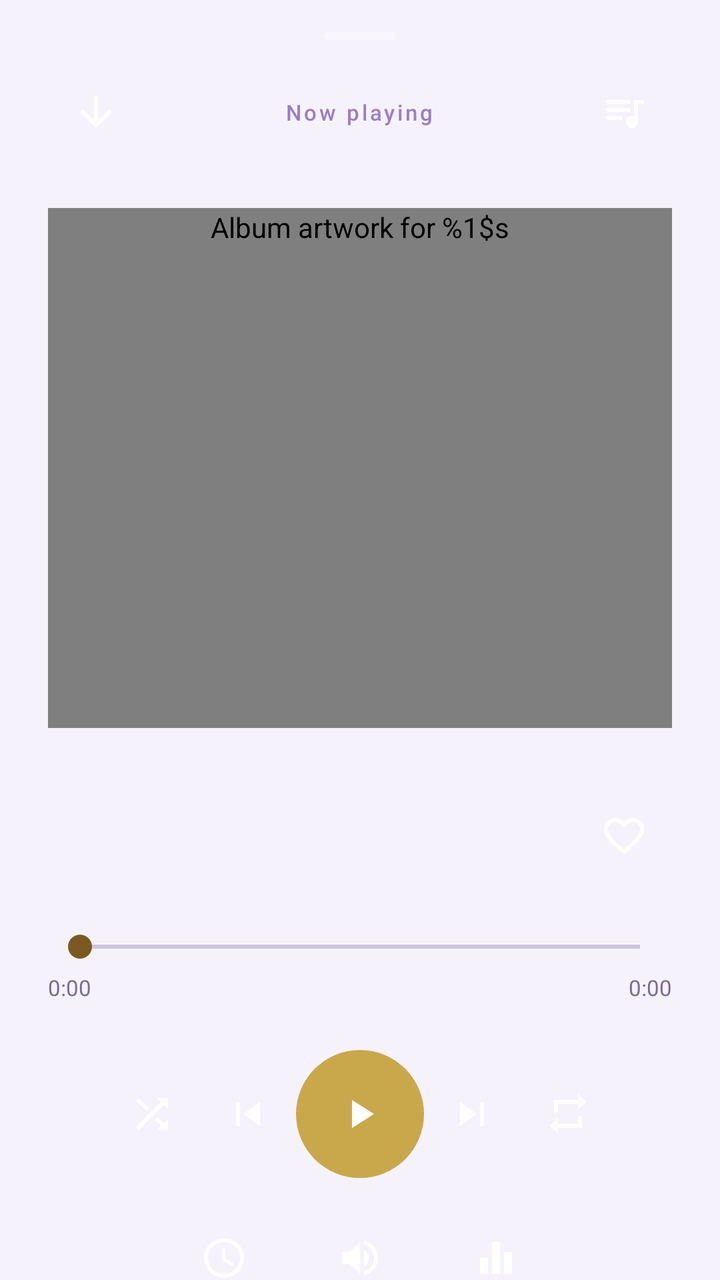
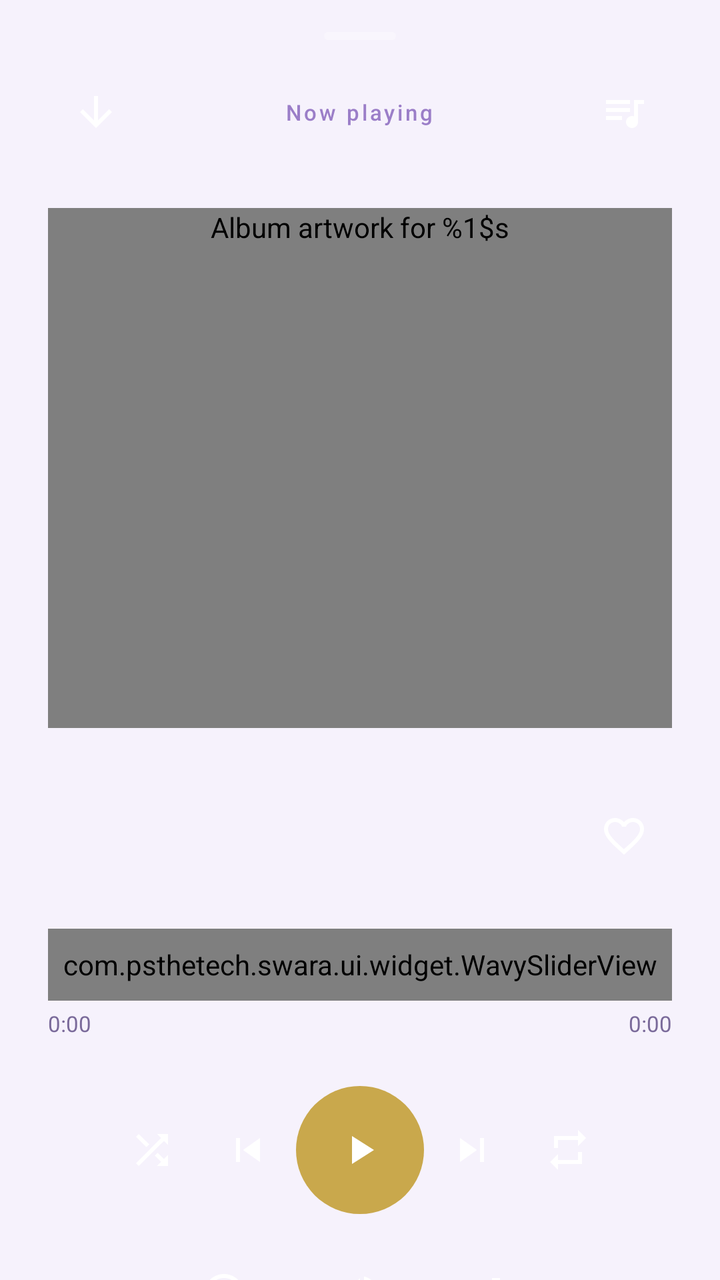

Compare the two renders of this Android layout. The source of the first and the diff that turns it into the second are given below.
<!-- AndroidManifest.xml: application theme Theme.Swara -->
<!-- res/layout/fragment_now_playing.xml -->
<?xml version="1.0" encoding="utf-8"?>
<androidx.core.widget.NestedScrollView xmlns:android="http://schemas.android.com/apk/res/android"
    xmlns:app="http://schemas.android.com/apk/res-auto"
    android:layout_width="match_parent"
    android:layout_height="match_parent"
    android:fillViewport="true">
<LinearLayout
    android:layout_width="match_parent"
    android:layout_height="wrap_content"
    android:orientation="vertical"
    android:background="@android:color/transparent"
    android:paddingHorizontal="@dimen/dp_24"
    android:paddingTop="@dimen/dp_16"
    android:paddingBottom="@dimen/dp_24">

    
    <View
        android:id="@+id/dragHandle"
        android:layout_width="36dp"
        android:layout_height="4dp"
        android:layout_gravity="center_horizontal"
        android:layout_marginBottom="12dp"
        android:background="@drawable/shape_drag_handle" />

    
    <LinearLayout
        android:layout_width="match_parent"
        android:layout_height="wrap_content"
        android:orientation="horizontal"
        android:gravity="center_vertical"
        android:paddingBottom="@dimen/dp_16">

        
        <ImageView
            android:id="@+id/btnCollapse"
            android:layout_width="@dimen/btn_min_touch_target"
            android:layout_height="@dimen/btn_min_touch_target"
            android:src="@drawable/ic_arrow_back"
            android:scaleType="center"
            android:background="@drawable/ripple_circle"
            android:rotation="-90"
            android:contentDescription="@string/close" />

        <View android:layout_width="0dp" android:layout_height="0dp" android:layout_weight="1" />

        <TextView
            android:id="@+id/nowPlayingHeader"
            android:layout_width="wrap_content"
            android:layout_height="wrap_content"
            android:text="@string/now_playing"
            android:textSize="@dimen/text_label_md"
            android:textColor="@color/swara_text_secondary"
            android:fontFamily="sans-serif-medium"
            android:letterSpacing="0.12" />

        <View android:layout_width="0dp" android:layout_height="0dp" android:layout_weight="1" />

        
        <ImageView
            android:id="@+id/btnQueue"
            android:layout_width="@dimen/btn_min_touch_target"
            android:layout_height="@dimen/btn_min_touch_target"
            android:src="@drawable/ic_queue_music"
            android:scaleType="center"
            android:background="@drawable/ripple_circle"
            android:contentDescription="@string/queue" />

    </LinearLayout>

    
    
    <com.psthetech.swara.ui.widget.CircularArtworkView
        android:id="@+id/circularArtworkView"
        android:layout_width="match_parent"
        android:layout_height="wrap_content"
        android:layout_gravity="center_horizontal"
        android:layout_marginTop="@dimen/dp_8"
        android:layout_marginBottom="@dimen/dp_4"
        android:contentDescription="@string/cd_album_art"
        android:minWidth="260dp"
        android:minHeight="260dp"
        android:focusable="true"
        android:clickable="true" />

    
    <Space
        android:id="@+id/artworkSpacer"
        android:layout_width="0dp"
        android:layout_height="0dp" />

    
    <LinearLayout
        android:layout_width="match_parent"
        android:layout_height="wrap_content"
        android:orientation="horizontal"
        android:gravity="center_vertical"
        android:layout_marginTop="@dimen/dp_24">

        <LinearLayout
            android:layout_width="0dp"
            android:layout_height="wrap_content"
            android:layout_weight="1"
            android:orientation="vertical">

            <TextView
                android:id="@+id/tvTitle"
                android:layout_width="match_parent"
                android:layout_height="wrap_content"
                android:textSize="@dimen/text_headline_md"
                android:textColor="@color/swara_text_primary"
                android:fontFamily="sans-serif-medium"
                android:maxLines="1"
                android:ellipsize="end" />

            <TextView
                android:id="@+id/tvArtist"
                android:layout_width="match_parent"
                android:layout_height="wrap_content"
                android:textSize="@dimen/text_body_md"
                android:textColor="@color/swara_text_secondary"
                android:layout_marginTop="@dimen/dp_4"
                android:maxLines="1"
                android:ellipsize="end" />

        </LinearLayout>

        
        <ImageView
            android:id="@+id/btnFavorite"
            android:layout_width="@dimen/btn_min_touch_target"
            android:layout_height="@dimen/btn_min_touch_target"
            android:src="@drawable/ic_favorite_border"
            android:scaleType="center"
            android:background="@drawable/ripple_circle"
            android:contentDescription="@string/cd_favorite_empty" />

    </LinearLayout>

    
    <SeekBar
        android:id="@+id/seekBar"
        android:layout_width="match_parent"
        android:layout_height="wrap_content"
        android:layout_marginTop="@dimen/dp_20" />

    
    <LinearLayout
        android:layout_width="match_parent"
        android:layout_height="wrap_content"
        android:orientation="horizontal"
        android:layout_marginTop="@dimen/dp_4">

        <TextView
            android:id="@+id/tvCurrentTime"
            android:layout_width="wrap_content"
            android:layout_height="wrap_content"
            android:text="0:00"
            android:textSize="@dimen/text_label_md"
            android:textColor="@color/swara_text_dim" />

        <View android:layout_width="0dp" android:layout_height="0dp" android:layout_weight="1" />

        <TextView
            android:id="@+id/tvTotalTime"
            android:layout_width="wrap_content"
            android:layout_height="wrap_content"
            android:text="0:00"
            android:textSize="@dimen/text_label_md"
            android:textColor="@color/swara_text_dim" />

    </LinearLayout>

    
    <LinearLayout
        android:layout_width="match_parent"
        android:layout_height="wrap_content"
        android:orientation="horizontal"
        android:gravity="center"
        android:layout_marginTop="@dimen/dp_24">

        
        <ImageView
            android:id="@+id/btnShuffle"
            android:layout_width="48dp"
            android:layout_height="48dp"
            android:src="@drawable/ic_shuffle"
            android:scaleType="center"
            android:background="@drawable/ripple_circle"
            android:contentDescription="@string/shuffle" />

        
        <ImageView
            android:id="@+id/btnPrevious"
            android:layout_width="@dimen/btn_secondary_size"
            android:layout_height="@dimen/btn_secondary_size"
            android:src="@drawable/ic_skip_prev"
            android:scaleType="center"
            android:background="@drawable/ripple_circle"
            android:contentDescription="@string/previous" />

        
            <ImageView
                android:id="@+id/btnPlayPause"
                android:layout_width="64dp"
                android:layout_height="64dp"
                android:padding="16dp"
                android:background="@drawable/bg_play_button"
                android:src="@drawable/ic_play"
                android:scaleType="center"
                android:contentDescription="@string/play_pause" />


        
        <ImageView
            android:id="@+id/btnNext"
            android:layout_width="@dimen/btn_secondary_size"
            android:layout_height="@dimen/btn_secondary_size"
            android:src="@drawable/ic_skip_next"
            android:scaleType="center"
            android:background="@drawable/ripple_circle"
            android:contentDescription="@string/next" />

        
        <ImageView
            android:id="@+id/btnRepeat"
            android:layout_width="48dp"
            android:layout_height="48dp"
            android:src="@drawable/ic_repeat"
            android:scaleType="center"
            android:background="@drawable/ripple_circle"
            android:contentDescription="@string/repeat" />

    </LinearLayout>

    
    <LinearLayout
        android:layout_width="match_parent"
        android:layout_height="wrap_content"
        android:orientation="horizontal"
        android:gravity="center"
        android:layout_marginTop="@dimen/dp_16">

        
        <ImageView
            android:id="@+id/btnSleepTimer"
            android:layout_width="48dp"
            android:layout_height="48dp"
            android:src="@drawable/ic_timer"
            android:scaleType="center"
            android:background="@drawable/ripple_circle"
            android:contentDescription="@string/sleep_timer" />

        
        <ImageView
            android:id="@+id/btnAudioOutput"
            android:layout_width="48dp"
            android:layout_height="48dp"
            android:layout_marginHorizontal="20dp"
            android:src="@drawable/ic_speaker"
            android:scaleType="center"
            android:background="@drawable/ripple_circle"
            android:contentDescription="Audio Output" />

        
        <ImageView
            android:id="@+id/btnEqualizer"
            android:layout_width="48dp"
            android:layout_height="48dp"
            android:src="@drawable/ic_equalizer"
            android:scaleType="center"
            android:background="@drawable/ripple_circle"
            android:contentDescription="@string/equalizer" />

    </LinearLayout>

</LinearLayout>
</androidx.core.widget.NestedScrollView>
<!-- resources referenced by this layout -->
<resources>
  <color name="swara_text_dim">#7A6A9A</color>
  <color name="swara_text_primary">#F0E6C8</color>
  <color name="swara_text_secondary">#9B7EC8</color>
  <dimen name="btn_min_touch_target">48dp</dimen>
  <dimen name="btn_secondary_size">48dp</dimen>
  <dimen name="dp_16">16dp</dimen>
  <dimen name="dp_20">20dp</dimen>
  <dimen name="dp_24">24dp</dimen>
  <dimen name="dp_4">4dp</dimen>
  <dimen name="dp_8">8dp</dimen>
  <dimen name="text_body_md">14sp</dimen>
  <dimen name="text_headline_md">22sp</dimen>
  <dimen name="text_label_md">11sp</dimen>
  <!-- drawable bg_play_button (drawable) -->
  <?xml version="1.0" encoding="utf-8"?>
  <shape xmlns:android="http://schemas.android.com/apk/res/android"
      android:shape="oval">
      <solid android:color="@color/swara_gold" />
  </shape>
  <!-- drawable ic_equalizer (drawable) -->
  <vector xmlns:android="http://schemas.android.com/apk/res/android"
      android:width="24dp"
      android:height="24dp"
      android:viewportWidth="24"
      android:viewportHeight="24">
      <path
          android:fillColor="@android:color/white"
          android:pathData="M10,20h4V4h-4v16zm-6,0h4v-8H4v8zM16,9v11h4V9h-4z" />
  </vector>
  <!-- drawable ic_play (drawable) -->
  <?xml version="1.0" encoding="utf-8"?>
  <vector xmlns:android="http://schemas.android.com/apk/res/android"
      android:width="24dp" android:height="24dp"
      android:viewportWidth="24" android:viewportHeight="24">
      <path android:fillColor="@android:color/white" android:pathData="M8,5v14l11,-7z"/>
  </vector>
  <!-- drawable ic_skip_prev (drawable) -->
  <?xml version="1.0" encoding="utf-8"?>
  <vector xmlns:android="http://schemas.android.com/apk/res/android"
      android:width="24dp" android:height="24dp"
      android:viewportWidth="24" android:viewportHeight="24">
      <path android:fillColor="@android:color/white" android:pathData="M6,6h2v12H6zm3.5,6l8.5,6V6z"/>
  </vector>
  <!-- drawable ripple_circle (drawable) -->
  <?xml version="1.0" encoding="utf-8"?>
  <ripple xmlns:android="http://schemas.android.com/apk/res/android"
      android:color="@color/swara_ripple">
      <item android:id="@android:id/mask">
          <shape android:shape="oval">
              <solid android:color="@color/swara_night" />
          </shape>
      </item>
  </ripple>
  <!-- drawable shape_drag_handle (drawable) -->
  <?xml version="1.0" encoding="utf-8"?>
  <shape xmlns:android="http://schemas.android.com/apk/res/android"
      android:shape="rectangle">
      <solid android:color="#4DFFFFFF" />
      <corners android:radius="2dp" />
  </shape>
  <string name="cd_album_art">Album artwork for %1$s</string>
  <string name="cd_favorite_empty">Add to favorites</string>
  <string name="close">Close</string>
  <string name="equalizer">Equalizer</string>
  <string name="next">Next</string>
  <string name="now_playing">Now playing</string>
  <string name="play_pause">Play / Pause</string>
  <string name="previous">Previous</string>
  <string name="queue">Queue</string>
  <string name="repeat">Repeat</string>
  <string name="shuffle">Shuffle</string>
  <string name="sleep_timer">Sleep Timer</string>
  <color name="swara_gold">#C9A84C</color>
  <color name="swara_ripple">#33C9A84C</color>
  <color name="swara_night">#0D0819</color>
  <color name="swara_purple">#3D1F7A</color>
  <color name="swara_light_surface_variant">#EDE6F7</color>
  <color name="swara_light_text_primary">#1F0F3D</color>
  <color name="swara_gold_muted">#7A5A20</color>
  <color name="swara_gold_alpha_20">#33C9A84C</color>
  <color name="swara_lavender">#9B7EC8</color>
  <color name="swara_light_bg">#F6F2FC</color>
  <color name="swara_light_surface">#FFFFFF</color>
  <color name="swara_light_text_secondary">#5B4380</color>
  <color name="swara_light_stroke">#DCCDF2</color>
  <color name="swara_light_text_hint">#7E69A3</color>
  <!-- unchanged entries left out for length: 9 -->
</resources>

<!-- the commit's change to res/layout/fragment_now_playing.xml (unified diff, before → after) -->
@@ -122,6 +122,17 @@
                 android:maxLines="1"
                 android:ellipsize="end" />
 
+            <TextView
+                android:id="@+id/tvAlbum"
+                android:layout_width="match_parent"
+                android:layout_height="wrap_content"
+                android:textSize="@dimen/text_body_sm"
+                android:textColor="@color/swara_text_dim"
+                android:layout_marginTop="@dimen/dp_2"
+                android:maxLines="1"
+                android:ellipsize="end"
+                android:visibility="gone" />
+
         </LinearLayout>
 
         
@@ -137,10 +148,10 @@
     </LinearLayout>
 
     
-    <SeekBar
-        android:id="@+id/seekBar"
-        android:layout_width="match_parent"
-        android:layout_height="wrap_content"
+    <com.psthetech.swara.ui.widget.WavySliderView
+        android:id="@+id/wavySlider"
+        android:layout_width="match_parent"
+        android:layout_height="36dp"
         android:layout_marginTop="@dimen/dp_20" />
 
     
<!-- resource entries referenced after the edit -->
@@ -6,11 +6,13 @@
   <dimen name="btn_min_touch_target">48dp</dimen>
   <dimen name="btn_secondary_size">48dp</dimen>
   <dimen name="dp_16">16dp</dimen>
+  <dimen name="dp_2">2dp</dimen>
   <dimen name="dp_20">20dp</dimen>
   <dimen name="dp_24">24dp</dimen>
   <dimen name="dp_4">4dp</dimen>
   <dimen name="dp_8">8dp</dimen>
   <dimen name="text_body_md">14sp</dimen>
+  <dimen name="text_body_sm">12sp</dimen>
   <dimen name="text_headline_md">22sp</dimen>
   <dimen name="text_label_md">11sp</dimen>
   <!-- drawable bg_play_button (drawable) -->
